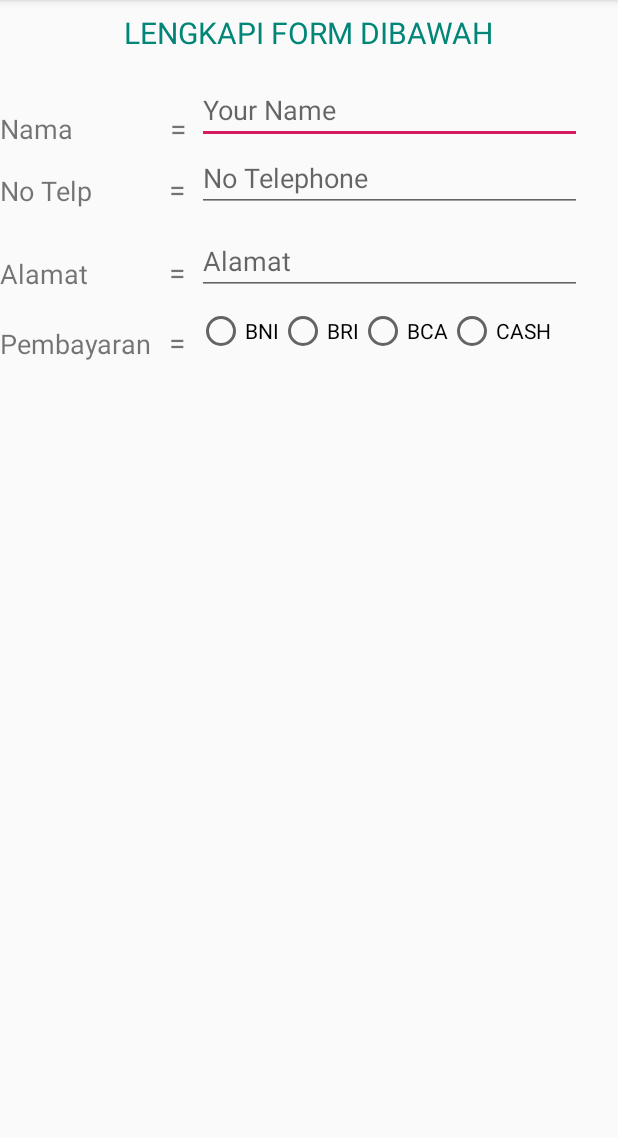
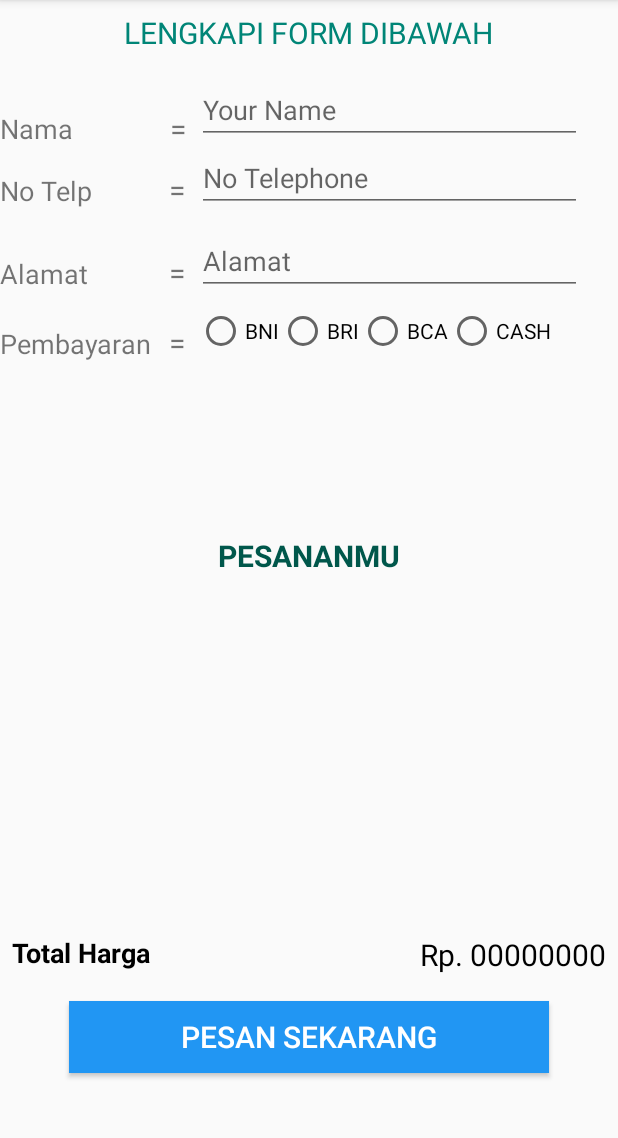
Before and after one commit to AnandaDwiprayoga/Project1-mobileProrgammer-DTS-java, an Android app: the InputActivity screen opened directly, with no data from a screen before it, on a phone screen of 412 x 824 dp, the part 84-1222 px from its top. Run offline under Robolectric (Android 15) with nearby library versions, the phone set to English and light mode, and no system bars.

Commit message:
complete form

```diff
--- a/app/src/main/res/layout/activity_input.xml
+++ b/app/src/main/res/layout/activity_input.xml
@@ -18,6 +18,15 @@
         app:layout_constraintStart_toStartOf="parent"
         app:layout_constraintTop_toTopOf="parent" />
 
+    <androidx.recyclerview.widget.RecyclerView
+        android:id="@+id/rvItem"
+        android:layout_width="match_parent"
+        android:layout_height="0dp"
+        android:layout_marginTop="8dp"
+        app:layout_constraintStart_toStartOf="parent"
+        app:layout_constraintTop_toBottomOf="@id/guideline2"
+        app:layout_constraintBottom_toTopOf="@id/guideline3"></androidx.recyclerview.widget.RecyclerView>
+
     <TextView
         android:id="@+id/labelNama"
         android:layout_width="wrap_content"
@@ -25,9 +34,9 @@
         android:layout_marginTop="24dp"
         android:text="Nama"
         android:textSize="18sp"
+        app:layout_constraintBottom_toBottomOf="@id/inputNama"
         app:layout_constraintStart_toStartOf="parent"
-        app:layout_constraintTop_toTopOf="@id/inputNama"
-        app:layout_constraintBottom_toBottomOf="@id/inputNama"/>
+        app:layout_constraintTop_toTopOf="@id/inputNama" />
 
     <TextView
         android:layout_width="10dp"
@@ -35,22 +44,22 @@
         android:layout_marginTop="24dp"
         android:text="="
         android:textSize="20sp"
+        app:layout_constraintBottom_toBottomOf="@id/inputNama"
         app:layout_constraintEnd_toStartOf="@id/guideline"
-        app:layout_constraintTop_toTopOf="@id/inputNama"
-        app:layout_constraintBottom_toBottomOf="@id/inputNama"/>
+        app:layout_constraintTop_toTopOf="@id/inputNama" />
 
     <EditText
         android:id="@+id/inputNama"
         android:layout_width="0dp"
         android:layout_height="wrap_content"
+        android:layout_marginStart="8dp"
+        android:layout_marginTop="15dp"
+        android:layout_marginEnd="24dp"
         android:hint="Your Name"
         android:inputType="textPersonName"
-        app:layout_constraintTop_toBottomOf="@id/judulForm"
+        app:layout_constraintEnd_toEndOf="parent"
         app:layout_constraintStart_toEndOf="@id/guideline"
-        app:layout_constraintEnd_toEndOf="parent"
-        android:layout_marginTop="15dp"
-        android:layout_marginStart="8dp"
-        android:layout_marginEnd="24dp"/>
+        app:layout_constraintTop_toBottomOf="@id/judulForm" />
 
     <!--new line 1-->
     <TextView
@@ -60,31 +69,31 @@
         android:layout_marginTop="16dp"
         android:text="No Telp"
         android:textSize="18sp"
+        app:layout_constraintBottom_toBottomOf="@id/inputNoTelp"
         app:layout_constraintStart_toStartOf="parent"
-        app:layout_constraintTop_toTopOf="@id/inputNoTelp"
-        app:layout_constraintBottom_toBottomOf="@id/inputNoTelp"/>
+        app:layout_constraintTop_toTopOf="@id/inputNoTelp" />
 
     <TextView
         android:layout_width="wrap_content"
         android:layout_height="wrap_content"
+        android:layout_marginTop="15dp"
         android:text="="
         android:textSize="20sp"
-        app:layout_constraintTop_toTopOf="@id/inputNoTelp"
         app:layout_constraintBottom_toBottomOf="@id/inputNoTelp"
         app:layout_constraintEnd_toStartOf="@id/guideline"
-        android:layout_marginTop="15dp"/>
+        app:layout_constraintTop_toTopOf="@id/inputNoTelp" />
 
     <EditText
         android:id="@+id/inputNoTelp"
         android:layout_width="0dp"
         android:layout_height="wrap_content"
+        android:layout_marginStart="8dp"
+        android:layout_marginEnd="24dp"
         android:hint="No Telephone"
         android:inputType="phone"
-        app:layout_constraintTop_toBottomOf="@id/inputNama"
+        app:layout_constraintEnd_toEndOf="parent"
         app:layout_constraintStart_toEndOf="@id/guideline"
-        app:layout_constraintEnd_toEndOf="parent"
-        android:layout_marginStart="8dp"
-        android:layout_marginEnd="24dp"/>
+        app:layout_constraintTop_toBottomOf="@id/inputNama" />
 
     <!-- new line 2-->
     <TextView
@@ -92,35 +101,35 @@
         android:layout_width="wrap_content"
         android:layout_height="wrap_content"
         android:layout_marginTop="16dp"
+        android:inputType="textPostalAddress"
         android:text="Alamat"
         android:textSize="18sp"
-        android:inputType="textPostalAddress"
+        app:layout_constraintBottom_toBottomOf="@id/inputAlamat"
         app:layout_constraintStart_toStartOf="parent"
-        app:layout_constraintTop_toTopOf="@id/inputAlamat"
-        app:layout_constraintBottom_toBottomOf="@id/inputAlamat"/>
+        app:layout_constraintTop_toTopOf="@id/inputAlamat" />
 
     <TextView
         android:layout_width="wrap_content"
         android:layout_height="wrap_content"
+        android:layout_marginTop="15dp"
         android:text="="
         android:textSize="20sp"
-        app:layout_constraintTop_toTopOf="@id/inputAlamat"
         app:layout_constraintBottom_toBottomOf="@id/inputAlamat"
         app:layout_constraintEnd_toStartOf="@id/guideline"
-        android:layout_marginTop="15dp"/>
+        app:layout_constraintTop_toTopOf="@id/inputAlamat" />
 
     <EditText
         android:id="@+id/inputAlamat"
         android:layout_width="0dp"
         android:layout_height="wrap_content"
+        android:layout_marginStart="8dp"
+        android:layout_marginTop="10dp"
+        android:layout_marginEnd="24dp"
         android:hint="Alamat"
         android:inputType="textPersonName"
-        app:layout_constraintTop_toBottomOf="@id/inputNoTelp"
+        app:layout_constraintEnd_toEndOf="parent"
         app:layout_constraintStart_toEndOf="@id/guideline"
-        app:layout_constraintEnd_toEndOf="parent"
-        android:layout_marginTop="10dp"
-        android:layout_marginStart="8dp"
-        android:layout_marginEnd="24dp"/>
+        app:layout_constraintTop_toBottomOf="@id/inputNoTelp" />
 
 
     <androidx.constraintlayout.widget.Guideline
@@ -134,29 +143,31 @@
         android:id="@+id/radioGroup"
         android:layout_width="0dp"
         android:layout_height="wrap_content"
+        android:orientation="horizontal"
+        android:padding="8dp"
+        app:layout_constraintEnd_toEndOf="parent"
         app:layout_constraintStart_toEndOf="@id/guideline"
-        app:layout_constraintEnd_toEndOf="parent"
-        app:layout_constraintTop_toBottomOf="@+id/inputAlamat"
-        android:orientation="horizontal"
-        android:padding="8dp">
+        app:layout_constraintTop_toBottomOf="@+id/inputAlamat">
 
         <RadioButton
             android:layout_width="wrap_content"
             android:layout_height="wrap_content"
-            android:text="BNI"/>
+            android:text="BNI" />
 
         <RadioButton
             android:layout_width="wrap_content"
             android:layout_height="wrap_content"
-            android:text="BRI"/>
+            android:text="BRI" />
+
         <RadioButton
             android:layout_width="wrap_content"
             android:layout_height="wrap_content"
-            android:text="BCA"/>
+            android:text="BCA" />
+
         <RadioButton
             android:layout_width="wrap_content"
             android:layout_height="wrap_content"
-            android:text="CASH"/>
+            android:text="CASH" />
     </RadioGroup>
 
     <TextView
@@ -164,20 +175,85 @@
         android:layout_width="wrap_content"
         android:layout_height="wrap_content"
         android:layout_marginTop="16dp"
+        android:inputType="textPostalAddress"
         android:text="Pembayaran"
         android:textSize="18sp"
-        android:inputType="textPostalAddress"
+        app:layout_constraintBottom_toBottomOf="@id/radioGroup"
         app:layout_constraintStart_toStartOf="parent"
-        app:layout_constraintTop_toTopOf="@id/radioGroup"
-        app:layout_constraintBottom_toBottomOf="@id/radioGroup"/>
+        app:layout_constraintTop_toTopOf="@id/radioGroup" />
 
     <TextView
         android:layout_width="wrap_content"
         android:layout_height="wrap_content"
+        android:layout_marginTop="15dp"
         android:text="="
         android:textSize="20sp"
-        app:layout_constraintTop_toTopOf="@id/radioGroup"
         app:layout_constraintBottom_toBottomOf="@id/radioGroup"
         app:layout_constraintEnd_toStartOf="@id/guideline"
-        android:layout_marginTop="15dp"/>
+        app:layout_constraintTop_toTopOf="@id/radioGroup" />
+
+    <TextView
+        android:layout_width="wrap_content"
+        android:layout_height="wrap_content"
+        android:text="PESANANMU"
+        android:textColor="@color/colorPrimaryDark"
+        android:textSize="20sp"
+        android:textStyle="bold"
+        app:layout_constraintBottom_toTopOf="@id/guideline2"
+        app:layout_constraintEnd_toEndOf="parent"
+        app:layout_constraintStart_toStartOf="parent" />
+
+    <androidx.constraintlayout.widget.Guideline
+        android:id="@+id/guideline2"
+        android:layout_width="wrap_content"
+        android:layout_height="wrap_content"
+        android:orientation="horizontal"
+        app:layout_constraintGuide_percent="0.5" />
+
+
+    <TextView
+        android:layout_width="wrap_content"
+        android:layout_height="wrap_content"
+        android:layout_marginStart="8dp"
+        android:layout_marginTop="8dp"
+        android:text="Total Harga"
+        android:textColor="#000000"
+        android:textSize="18sp"
+        android:textStyle="bold"
+        app:layout_constraintStart_toStartOf="parent"
+        app:layout_constraintTop_toBottomOf="@id/guideline3" />
+    <TextView
+        android:layout_width="wrap_content"
+        android:layout_height="wrap_content"
+        android:text="Rp. 00000000"
+        android:textSize="20sp"
+        android:textColor="#000000"
+        app:layout_constraintTop_toBottomOf="@id/guideline3"
+        app:layout_constraintEnd_toEndOf="parent"
+        android:layout_marginTop="8dp"
+        android:layout_marginEnd="8dp"/>
+
+    <Button
+        android:layout_width="match_parent"
+        android:layout_height="wrap_content"
+        android:text="PESAN SEKARANG"
+        android:textSize="20sp"
+        android:textColor="#fff"
+        android:background="@drawable/button"
+        app:layout_constraintTop_toBottomOf="@id/guideline3"
+        app:layout_constraintBottom_toBottomOf="parent"
+        app:layout_constraintStart_toStartOf="parent"
+        app:layout_constraintEnd_toEndOf="parent"
+        android:layout_marginStart="46dp"
+        android:layout_marginEnd="46dp"/>
+
+    <androidx.constraintlayout.widget.Guideline
+        android:id="@+id/guideline3"
+        android:layout_width="wrap_content"
+        android:layout_height="wrap_content"
+        android:orientation="horizontal"
+        app:layout_constraintGuide_percent="0.8" />
+
+
+
 </androidx.constraintlayout.widget.ConstraintLayout>
```
